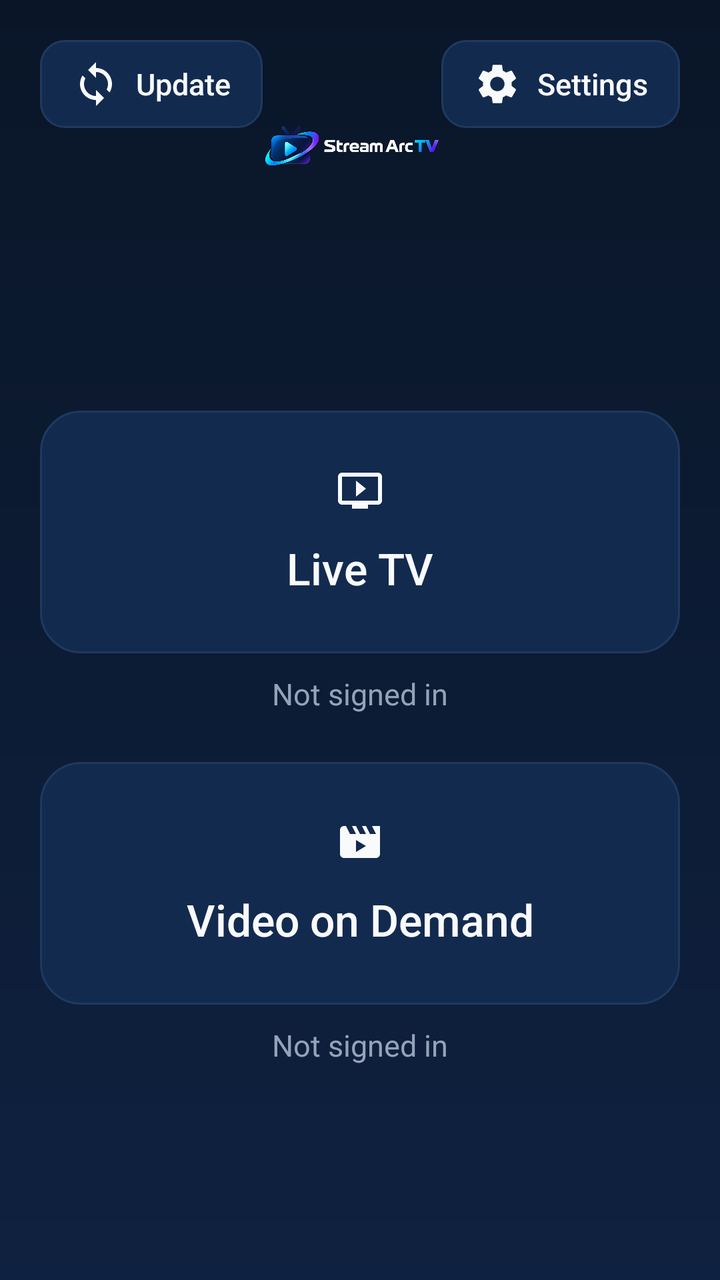
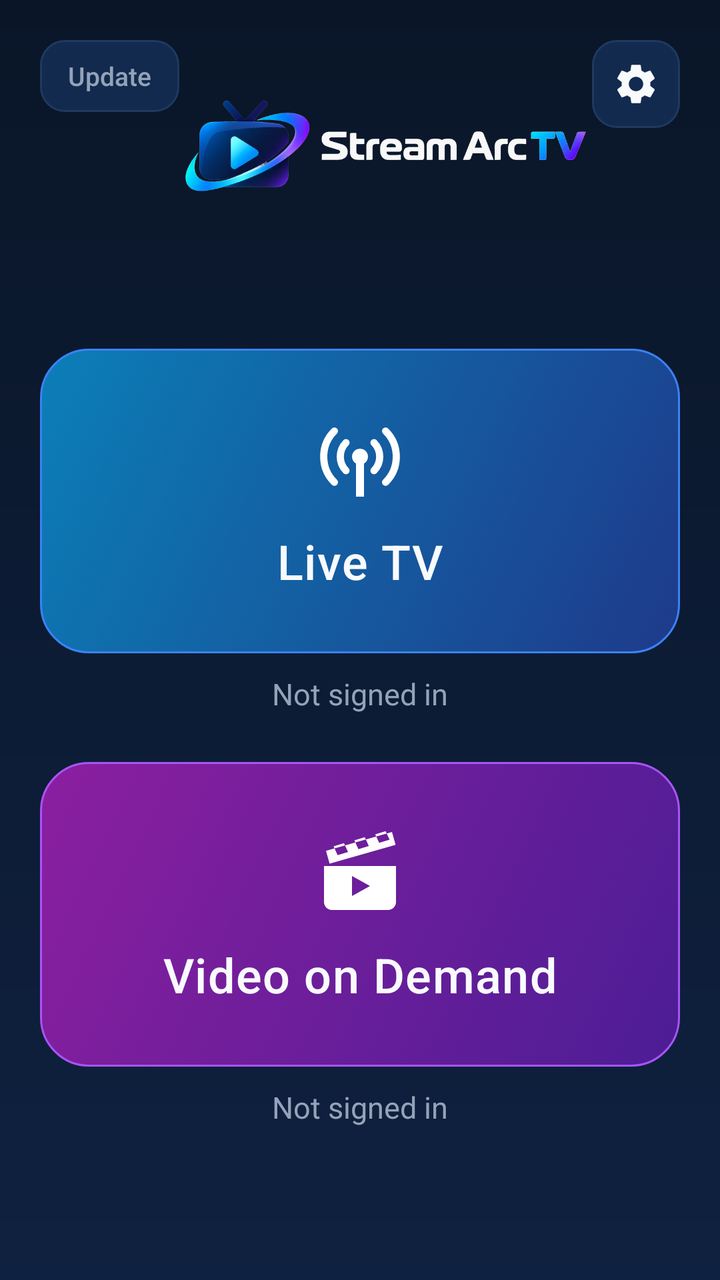

Two renders of the same Android screen: before a commit and after it. Below are the layout's source before the change and the commit's diff.
<!-- AndroidManifest.xml: application theme Theme.StreamArcTV -->
<!-- res/layout/activity_main.xml -->
<?xml version="1.0" encoding="utf-8"?>
<androidx.constraintlayout.widget.ConstraintLayout xmlns:android="http://schemas.android.com/apk/res/android"
    xmlns:app="http://schemas.android.com/apk/res-auto"
    android:layout_width="match_parent"
    android:layout_height="match_parent"
    android:background="@drawable/bg_home_gradient"
    android:padding="20dp">

    <Button
        android:id="@+id/btnUpdate"
        style="@style/IconButton"
        android:layout_width="wrap_content"
        android:layout_height="wrap_content"
        android:drawableStart="@drawable/ic_update"
        android:text="@string/update"
        app:layout_constraintStart_toStartOf="parent"
        app:layout_constraintTop_toTopOf="parent" />

    <Button
        android:id="@+id/btnSettings"
        style="@style/IconButton"
        android:layout_width="wrap_content"
        android:layout_height="wrap_content"
        android:drawableStart="@drawable/ic_settings"
        android:text="@string/settings"
        app:layout_constraintEnd_toEndOf="parent"
        app:layout_constraintTop_toTopOf="parent" />

    <ImageView
        android:id="@+id/imgLogo"
        android:layout_width="0dp"
        android:layout_height="90dp"
        android:layout_marginTop="8dp"
        android:contentDescription="@string/app_name"
        android:scaleType="fitCenter"
        android:src="@drawable/logo_wordmark"
        app:layout_constraintEnd_toStartOf="@id/btnSettings"
        app:layout_constraintStart_toEndOf="@id/btnUpdate"
        app:layout_constraintTop_toTopOf="parent"
        app:layout_constraintWidth_max="420dp" />

    <LinearLayout
        android:id="@+id/buttons"
        android:layout_width="match_parent"
        android:layout_height="wrap_content"
        android:gravity="center"
        android:orientation="vertical"
        app:layout_constraintBottom_toBottomOf="parent"
        app:layout_constraintTop_toBottomOf="@id/imgLogo">

        <LinearLayout
            android:layout_width="match_parent"
            android:layout_height="wrap_content"
            android:layout_marginBottom="24dp"
            android:gravity="center_horizontal"
            android:orientation="vertical">

            <Button
                android:id="@+id/btnLive"
                style="@style/HomeButton"
                android:layout_width="match_parent"
                android:layout_height="wrap_content"
                android:drawableTop="@drawable/ic_live"
                android:drawablePadding="12dp"
                android:text="@string/live_tv" />

            <TextView
                android:id="@+id/txtLiveStatus"
                android:layout_width="wrap_content"
                android:layout_height="wrap_content"
                android:layout_marginTop="10dp"
                android:text="@string/not_signed_in"
                android:textColor="@color/text_muted"
                android:textSize="15sp" />
        </LinearLayout>

        <LinearLayout
            android:layout_width="match_parent"
            android:layout_height="wrap_content"
            android:gravity="center_horizontal"
            android:orientation="vertical">

            <Button
                android:id="@+id/btnVod"
                style="@style/HomeButton"
                android:layout_width="match_parent"
                android:layout_height="wrap_content"
                android:drawableTop="@drawable/ic_vod"
                android:drawablePadding="12dp"
                android:text="@string/video_on_demand" />

            <TextView
                android:id="@+id/txtVodStatus"
                android:layout_width="wrap_content"
                android:layout_height="wrap_content"
                android:layout_marginTop="10dp"
                android:text="@string/not_signed_in"
                android:textColor="@color/text_muted"
                android:textSize="15sp" />
        </LinearLayout>
    </LinearLayout>

    <TextView
        android:id="@+id/txtVersion"
        android:layout_width="wrap_content"
        android:layout_height="wrap_content"
        android:textColor="@color/text_muted"
        android:textSize="12sp"
        app:layout_constraintBottom_toBottomOf="parent"
        app:layout_constraintEnd_toEndOf="parent" />

</androidx.constraintlayout.widget.ConstraintLayout>
<!-- resources referenced by this layout -->
<resources>
  <!-- drawable ic_live (drawable) -->
  <?xml version="1.0" encoding="utf-8"?>
  <vector xmlns:android="http://schemas.android.com/apk/res/android"
      android:width="24dp" android:height="24dp" android:viewportWidth="24" android:viewportHeight="24" android:tint="?attr/colorOnSurface">
      <path android:fillColor="@android:color/white" android:pathData="M21,3H3C1.9,3 1,3.9 1,5v12c0,1.1 0.9,2 2,2h5v2h8v-2h5c1.1,0 2,-0.9 2,-2V5C23,3.9 22.1,3 21,3zM21,17H3V5h18V17zM10,7v8l5,-4L10,7z" />
  </vector>
  <!-- drawable ic_update (drawable) -->
  <?xml version="1.0" encoding="utf-8"?>
  <vector xmlns:android="http://schemas.android.com/apk/res/android"
      android:width="24dp" android:height="24dp" android:viewportWidth="24" android:viewportHeight="24" android:tint="?attr/colorOnSurface">
      <path android:fillColor="@android:color/white" android:pathData="M12,4V1L8,5l4,4V6c3.31,0 6,2.69 6,6c0,1.01 -0.25,1.97 -0.7,2.8l1.46,1.46C19.54,15.03 20,13.57 20,12C20,7.58 16.42,4 12,4zM12,18c-3.31,0 -6,-2.69 -6,-6c0,-1.01 0.25,-1.97 0.7,-2.8L5.24,7.74C4.46,8.97 4,10.43 4,12c0,4.42 3.58,8 8,8v3l4,-4l-4,-4V18z" />
  </vector>
  <!-- drawable ic_vod (drawable) -->
  <?xml version="1.0" encoding="utf-8"?>
  <vector xmlns:android="http://schemas.android.com/apk/res/android"
      android:width="24dp" android:height="24dp" android:viewportWidth="24" android:viewportHeight="24" android:tint="?attr/colorOnSurface">
      <path android:fillColor="@android:color/white" android:pathData="M18,4l2,4h-3l-2,-4h-2l2,4h-3l-2,-4H8l2,4H7L5,4H4C2.9,4 2,4.9 2,6v12c0,1.1 0.9,2 2,2h16c1.1,0 2,-0.9 2,-2V4H18zM10,17v-6l5,3L10,17z" />
  </vector>
  <style name="HomeButton" parent="Widget.AppCompat.Button">
          <item name="android:background">@drawable/bg_home_button</item>
          <item name="android:textColor">@color/text</item>
          <item name="android:textSize">22sp</item>
          <item name="android:textAllCaps">false</item>
          <item name="android:fontFamily">sans-serif-medium</item>
          <item name="android:paddingStart">32dp</item>
          <item name="android:paddingEnd">32dp</item>
          <item name="android:paddingTop">28dp</item>
          <item name="android:paddingBottom">28dp</item>
          <item name="android:focusable">true</item>
          <item name="android:stateListAnimator">@null</item>
      </style>
  <style name="IconButton" parent="Widget.AppCompat.Button">
          <item name="android:background">@drawable/bg_icon_button</item>
          <item name="android:textColor">@color/text</item>
          <item name="android:textAllCaps">false</item>
          <item name="android:textSize">15sp</item>
          <item name="android:paddingStart">16dp</item>
          <item name="android:paddingEnd">16dp</item>
          <item name="android:minHeight">44dp</item>
          <item name="android:drawablePadding">8dp</item>
          <item name="android:stateListAnimator">@null</item>
      </style>
  <!-- drawable bg_home_button (drawable) -->
  <?xml version="1.0" encoding="utf-8"?>
  <selector xmlns:android="http://schemas.android.com/apk/res/android">
      <item android:state_pressed="true">
          <shape android:shape="rectangle">
              <corners android:radius="20dp" />
              <solid android:color="@color/surface_focused" />
              <stroke android:width="3dp" android:color="@color/accent" />
          </shape>
      </item>
      <item android:state_focused="true">
          <shape android:shape="rectangle">
              <corners android:radius="20dp" />
              <solid android:color="@color/surface_focused" />
              <stroke android:width="3dp" android:color="@color/accent" />
          </shape>
      </item>
      <item android:state_selected="true">
          <shape android:shape="rectangle">
              <corners android:radius="20dp" />
              <solid android:color="@color/surface_focused" />
              <stroke android:width="1dp" android:color="@color/accent" />
          </shape>
      </item>
      <item>
          <shape android:shape="rectangle">
              <corners android:radius="20dp" />
              <solid android:color="@color/surface" />
              <stroke android:width="1dp" android:color="@color/outline" />
          </shape>
      </item>
  </selector>
  <!-- unchanged entries left out for length: 21 -->
</resources>

<!-- the commit's change to res/layout/activity_main.xml (unified diff, before → after) -->
@@ -4,25 +4,28 @@
     android:layout_width="match_parent"
     android:layout_height="match_parent"
     android:background="@drawable/bg_home_gradient"
+    android:clipChildren="false"
+    android:clipToPadding="false"
     android:padding="20dp">
 
     <Button
         android:id="@+id/btnUpdate"
-        style="@style/IconButton"
+        style="@style/SmallButton"
         android:layout_width="wrap_content"
         android:layout_height="wrap_content"
-        android:drawableStart="@drawable/ic_update"
         android:text="@string/update"
         app:layout_constraintStart_toStartOf="parent"
         app:layout_constraintTop_toTopOf="parent" />
 
-    <Button
+    <ImageButton
         android:id="@+id/btnSettings"
-        style="@style/IconButton"
-        android:layout_width="wrap_content"
-        android:layout_height="wrap_content"
-        android:drawableStart="@drawable/ic_settings"
-        android:text="@string/settings"
+        android:layout_width="44dp"
+        android:layout_height="44dp"
+        android:background="@drawable/bg_icon_button"
+        android:contentDescription="@string/settings"
+        android:padding="10dp"
+        android:scaleType="fitCenter"
+        android:src="@drawable/ic_settings"
         app:layout_constraintEnd_toEndOf="parent"
         app:layout_constraintTop_toTopOf="parent" />
 
@@ -43,6 +46,8 @@
         android:id="@+id/buttons"
         android:layout_width="match_parent"
         android:layout_height="wrap_content"
+        android:clipChildren="false"
+        android:clipToPadding="false"
         android:gravity="center"
         android:orientation="vertical"
         app:layout_constraintBottom_toBottomOf="parent"
@@ -51,16 +56,18 @@
         <LinearLayout
             android:layout_width="match_parent"
             android:layout_height="wrap_content"
+            android:clipChildren="false"
             android:layout_marginBottom="24dp"
             android:gravity="center_horizontal"
             android:orientation="vertical">
 
             <Button
                 android:id="@+id/btnLive"
-                style="@style/HomeButton"
+                style="@style/HomeCard"
                 android:layout_width="match_parent"
                 android:layout_height="wrap_content"
-                android:drawableTop="@drawable/ic_live"
+                android:background="@drawable/bg_card_live"
+                android:drawableTop="@drawable/ic_live_tv"
                 android:drawablePadding="12dp"
                 android:text="@string/live_tv" />
 
@@ -77,15 +84,17 @@
         <LinearLayout
             android:layout_width="match_parent"
             android:layout_height="wrap_content"
+            android:clipChildren="false"
             android:gravity="center_horizontal"
             android:orientation="vertical">
 
             <Button
                 android:id="@+id/btnVod"
-                style="@style/HomeButton"
+                style="@style/HomeCard"
                 android:layout_width="match_parent"
                 android:layout_height="wrap_content"
-                android:drawableTop="@drawable/ic_vod"
+                android:background="@drawable/bg_card_vod"
+                android:drawableTop="@drawable/ic_movies"
                 android:drawablePadding="12dp"
                 android:text="@string/video_on_demand" />
 
<!-- resource entries referenced after the edit -->
@@ -1,79 +1,100 @@
 <!-- resources referenced by this layout -->
 <resources>
-  <!-- drawable ic_live (drawable) -->
-  <?xml version="1.0" encoding="utf-8"?>
-  <vector xmlns:android="http://schemas.android.com/apk/res/android"
-      android:width="24dp" android:height="24dp" android:viewportWidth="24" android:viewportHeight="24" android:tint="?attr/colorOnSurface">
-      <path android:fillColor="@android:color/white" android:pathData="M21,3H3C1.9,3 1,3.9 1,5v12c0,1.1 0.9,2 2,2h5v2h8v-2h5c1.1,0 2,-0.9 2,-2V5C23,3.9 22.1,3 21,3zM21,17H3V5h18V17zM10,7v8l5,-4L10,7z" />
-  </vector>
-  <!-- drawable ic_update (drawable) -->
-  <?xml version="1.0" encoding="utf-8"?>
-  <vector xmlns:android="http://schemas.android.com/apk/res/android"
-      android:width="24dp" android:height="24dp" android:viewportWidth="24" android:viewportHeight="24" android:tint="?attr/colorOnSurface">
-      <path android:fillColor="@android:color/white" android:pathData="M12,4V1L8,5l4,4V6c3.31,0 6,2.69 6,6c0,1.01 -0.25,1.97 -0.7,2.8l1.46,1.46C19.54,15.03 20,13.57 20,12C20,7.58 16.42,4 12,4zM12,18c-3.31,0 -6,-2.69 -6,-6c0,-1.01 0.25,-1.97 0.7,-2.8L5.24,7.74C4.46,8.97 4,10.43 4,12c0,4.42 3.58,8 8,8v3l4,-4l-4,-4V18z" />
-  </vector>
-  <!-- drawable ic_vod (drawable) -->
-  <?xml version="1.0" encoding="utf-8"?>
-  <vector xmlns:android="http://schemas.android.com/apk/res/android"
-      android:width="24dp" android:height="24dp" android:viewportWidth="24" android:viewportHeight="24" android:tint="?attr/colorOnSurface">
-      <path android:fillColor="@android:color/white" android:pathData="M18,4l2,4h-3l-2,-4h-2l2,4h-3l-2,-4H8l2,4H7L5,4H4C2.9,4 2,4.9 2,6v12c0,1.1 0.9,2 2,2h16c1.1,0 2,-0.9 2,-2V4H18zM10,17v-6l5,3L10,17z" />
-  </vector>
-  <style name="HomeButton" parent="Widget.AppCompat.Button">
-          <item name="android:background">@drawable/bg_home_button</item>
-          <item name="android:textColor">@color/text</item>
-          <item name="android:textSize">22sp</item>
-          <item name="android:textAllCaps">false</item>
-          <item name="android:fontFamily">sans-serif-medium</item>
-          <item name="android:paddingStart">32dp</item>
-          <item name="android:paddingEnd">32dp</item>
-          <item name="android:paddingTop">28dp</item>
-          <item name="android:paddingBottom">28dp</item>
-          <item name="android:focusable">true</item>
-          <item name="android:stateListAnimator">@null</item>
-      </style>
-  <style name="IconButton" parent="Widget.AppCompat.Button">
-          <item name="android:background">@drawable/bg_icon_button</item>
-          <item name="android:textColor">@color/text</item>
-          <item name="android:textAllCaps">false</item>
-          <item name="android:textSize">15sp</item>
-          <item name="android:paddingStart">16dp</item>
-          <item name="android:paddingEnd">16dp</item>
-          <item name="android:minHeight">44dp</item>
-          <item name="android:drawablePadding">8dp</item>
-          <item name="android:stateListAnimator">@null</item>
-      </style>
-  <!-- drawable bg_home_button (drawable) -->
+  <!-- drawable bg_card_live (drawable) -->
   <?xml version="1.0" encoding="utf-8"?>
   <selector xmlns:android="http://schemas.android.com/apk/res/android">
+      <item android:state_focused="true">
+          <layer-list>
+              <item>
+                  <shape android:shape="rectangle">
+                      <corners android:radius="24dp" />
+                      <gradient android:angle="315" android:startColor="#0EA5E9" android:endColor="#1D4ED8" />
+                      <stroke android:width="3dp" android:color="#F8FAFC" />
+                  </shape>
+              </item>
+          </layer-list>
+      </item>
       <item android:state_pressed="true">
           <shape android:shape="rectangle">
-              <corners android:radius="20dp" />
-              <solid android:color="@color/surface_focused" />
-              <stroke android:width="3dp" android:color="@color/accent" />
-          </shape>
-      </item>
-      <item android:state_focused="true">
-          <shape android:shape="rectangle">
-              <corners android:radius="20dp" />
-              <solid android:color="@color/surface_focused" />
-              <stroke android:width="3dp" android:color="@color/accent" />
-          </shape>
-      </item>
-      <item android:state_selected="true">
-          <shape android:shape="rectangle">
-              <corners android:radius="20dp" />
-              <solid android:color="@color/surface_focused" />
-              <stroke android:width="1dp" android:color="@color/accent" />
+              <corners android:radius="24dp" />
+              <gradient android:angle="315" android:startColor="#0EA5E9" android:endColor="#1D4ED8" />
+              <stroke android:width="3dp" android:color="#F8FAFC" />
           </shape>
       </item>
       <item>
           <shape android:shape="rectangle">
-              <corners android:radius="20dp" />
-              <solid android:color="@color/surface" />
-              <stroke android:width="1dp" android:color="@color/outline" />
+              <corners android:radius="24dp" />
+              <gradient android:angle="315" android:startColor="#0B7FB8" android:endColor="#1E3A8A" />
+              <stroke android:width="1dp" android:color="#3B82F6" />
           </shape>
       </item>
   </selector>
+  <!-- drawable bg_card_vod (drawable) -->
+  <?xml version="1.0" encoding="utf-8"?>
+  <selector xmlns:android="http://schemas.android.com/apk/res/android">
+      <item android:state_focused="true">
+          <shape android:shape="rectangle">
+              <corners android:radius="24dp" />
+              <gradient android:angle="315" android:startColor="#C026D3" android:endColor="#6D28D9" />
+              <stroke android:width="3dp" android:color="#F8FAFC" />
+          </shape>
+      </item>
+      <item android:state_pressed="true">
+          <shape android:shape="rectangle">
+              <corners android:radius="24dp" />
+              <gradient android:angle="315" android:startColor="#C026D3" android:endColor="#6D28D9" />
+              <stroke android:width="3dp" android:color="#F8FAFC" />
+          </shape>
+      </item>
+      <item>
+          <shape android:shape="rectangle">
+              <corners android:radius="24dp" />
+              <gradient android:angle="315" android:startColor="#8B1FA0" android:endColor="#4C1D95" />
+              <stroke android:width="1dp" android:color="#A855F7" />
+          </shape>
+      </item>
+  </selector>
+  <!-- drawable ic_live_tv (drawable) -->
+  <?xml version="1.0" encoding="utf-8"?>
+  <vector xmlns:android="http://schemas.android.com/apk/res/android"
+      android:width="48dp" android:height="48dp" android:viewportWidth="24" android:viewportHeight="24">
+      <path android:fillColor="#FFFFFF" android:pathData="M12,10a2,2 0 1,0 0.001,0z" />
+      <path android:fillColor="#00000000" android:strokeColor="#FFFFFF" android:strokeWidth="1.8" android:strokeLineCap="round"
+          android:pathData="M8.5,15.5a5,5 0 0,1 0,-7 M15.5,8.5a5,5 0 0,1 0,7 M5.6,18.4a9,9 0 0,1 0,-12.8 M18.4,5.6a9,9 0 0,1 0,12.8" />
+      <path android:fillColor="#FFFFFF" android:pathData="M11,13h2v9h-2z" />
+  </vector>
+  <!-- drawable ic_movies (drawable) -->
+  <?xml version="1.0" encoding="utf-8"?>
+  <vector xmlns:android="http://schemas.android.com/apk/res/android"
+      android:width="48dp" android:height="48dp" android:viewportWidth="24" android:viewportHeight="24">
+      <path android:fillColor="#FFFFFF" android:pathData="M20,2.5l0.9,3.2L4.4,10.4l-0.9,-3.2L20,2.5zM6.4,8.3l2.6,-0.8L8,5.3l-2.6,0.8L6.4,8.3zM11.6,6.8l2.6,-0.8l-1,-2.2l-2.6,0.8L11.6,6.8zM16.8,5.2l2.6,-0.8L18.4,2.3l-2.6,0.8L16.8,5.2z" />
+      <path android:fillColor="#FFFFFF" android:pathData="M3,11h18v9c0,1.1 -0.9,2 -2,2H5c-1.1,0 -2,-0.9 -2,-2V11zM10,13.5v5l4.5,-2.5L10,13.5z" />
+  </vector>
+  <style name="HomeCard" parent="Widget.AppCompat.Button">
+          <item name="android:textColor">#F8FAFC</item>
+          <item name="android:textSize">24sp</item>
+          <item name="android:textAllCaps">false</item>
+          <item name="android:fontFamily">sans-serif-medium</item>
+          <item name="android:letterSpacing">0.02</item>
+          <item name="android:paddingStart">28dp</item>
+          <item name="android:paddingEnd">28dp</item>
+          <item name="android:paddingTop">30dp</item>
+          <item name="android:paddingBottom">30dp</item>
+          <item name="android:focusable">true</item>
+          <item name="android:stateListAnimator">@null</item>
+          <item name="android:elevation">0dp</item>
+      </style>
+  <style name="SmallButton" parent="Widget.AppCompat.Button">
+          <item name="android:background">@drawable/bg_icon_button</item>
+          <item name="android:textColor">@color/text_muted</item>
+          <item name="android:textAllCaps">false</item>
+          <item name="android:textSize">13sp</item>
+          <item name="android:minHeight">36dp</item>
+          <item name="android:minWidth">0dp</item>
+          <item name="android:paddingStart">14dp</item>
+          <item name="android:paddingEnd">14dp</item>
+          <item name="android:stateListAnimator">@null</item>
+      </style>
   <!-- unchanged entries left out for length: 21 -->
 </resources>
 
